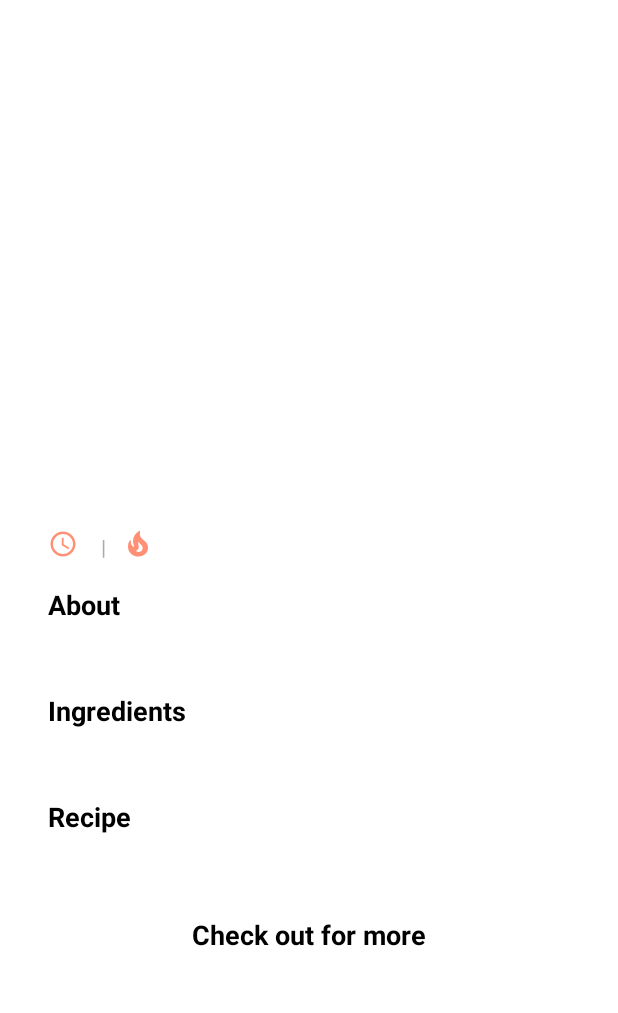
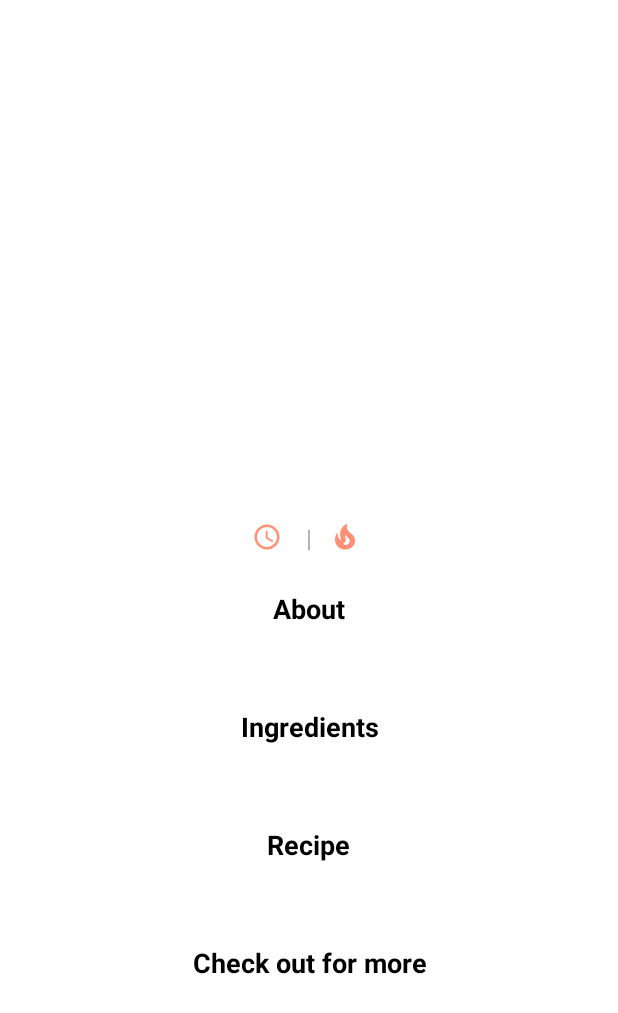
Before and after one commit to Random-Palico/COSC2657-android-assignment1, an Android app: the layout activity_recipe_detail.xml on its own in the app's theme, with its tools: preview values and no code run, on a phone screen of 412 x 824 dp. Shown: the top 1013 px of the screen. Run offline under Robolectric (Android 15) with nearby library versions, the phone set to English and light mode, and no system bars.

```diff
--- a/EasyCooking/app/src/main/java/com/example/easycooking/SplashActivity.java
+++ b/EasyCooking/app/src/main/java/com/example/easycooking/SplashActivity.java
@@ -9,6 +9,7 @@ import android.view.View;
 import android.view.inputmethod.InputMethodManager;
 import android.widget.Button;
 import android.widget.EditText;
+import android.widget.ImageButton;
 import android.widget.ProgressBar;
 import android.widget.Toast;
 
@@ -27,10 +28,10 @@ public class SplashActivity extends AppCompatActivity {
 
         ProgressBar progressBar = findViewById(R.id.progressBar);
         nameInput = findViewById(R.id.nameInput);
-        Button getStartedButton = findViewById(R.id.getStartedButton);
+        ImageButton getStartedButton = findViewById(R.id.getStartedButton);
 
         new Handler().postDelayed(() -> {
-            // Hide the progress bar and show the input box and button
+            // Hide progress bar and show input box and button
             progressBar.setVisibility(View.GONE);
             nameInput.setVisibility(View.VISIBLE);
             getStartedButton.setVisibility(View.VISIBLE);
--- a/EasyCooking/app/src/main/res/layout/activity_recipe_detail.xml
+++ b/EasyCooking/app/src/main/res/layout/activity_recipe_detail.xml
@@ -3,17 +3,15 @@
     xmlns:app="http://schemas.android.com/apk/res-auto"
     android:layout_width="match_parent"
     android:layout_height="match_parent"
-    android:background="@android:color/white"
-    android:padding="0dp">
+    android:background="@android:color/white">
 
     <LinearLayout
         android:id="@+id/main"
         android:layout_width="match_parent"
         android:layout_height="wrap_content"
-        android:orientation="vertical"
-        android:padding="16dp">
+        android:gravity="center_horizontal"
+        android:orientation="vertical">
 
-        <!-- Recipe image -->
         <androidx.cardview.widget.CardView
             android:layout_width="match_parent"
             android:layout_height="280dp"
@@ -32,25 +30,26 @@
             android:layout_width="match_parent"
             android:layout_height="wrap_content"
             android:background="@drawable/round_background"
+            android:gravity="center_horizontal"
             android:orientation="vertical"
-            android:padding="16dp">
+            android:padding="24dp">
 
             <!-- Recipe title -->
             <TextView
                 android:id="@+id/recipe_title"
                 android:layout_width="wrap_content"
                 android:layout_height="wrap_content"
-                android:layout_gravity="center_horizontal"
                 android:layout_marginTop="16dp"
+                android:gravity="center"
                 android:textColor="@android:color/black"
-                android:textSize="24sp"
+                android:textSize="26sp"
                 android:textStyle="bold" />
 
             <LinearLayout
                 android:layout_width="wrap_content"
                 android:layout_height="wrap_content"
                 android:layout_marginTop="8dp"
-                android:gravity="center_horizontal"
+                android:gravity="center"
                 android:orientation="horizontal">
 
                 <ImageView
@@ -63,6 +62,7 @@
                     android:id="@+id/recipe_time"
                     android:layout_width="wrap_content"
                     android:layout_height="wrap_content"
+                    android:gravity="center"
                     android:textColor="@android:color/darker_gray"
                     android:textSize="16sp" />
 
@@ -70,10 +70,11 @@
                 <TextView
                     android:layout_width="wrap_content"
                     android:layout_height="wrap_content"
-                    android:layout_marginStart="8dp"
-                    android:layout_marginEnd="8dp"
-                    android:text=" | "
-                    android:textColor="@android:color/darker_gray" />
+                    android:layout_marginStart="12dp"
+                    android:layout_marginEnd="12dp"
+                    android:text="|"
+                    android:textColor="@android:color/darker_gray"
+                    android:textSize="16sp" />
 
                 <ImageView
                     android:layout_width="20dp"
@@ -85,6 +86,7 @@
                     android:id="@+id/recipe_calories"
                     android:layout_width="wrap_content"
                     android:layout_height="wrap_content"
+                    android:gravity="center"
                     android:textColor="@android:color/darker_gray"
                     android:textSize="16sp" />
             </LinearLayout>
@@ -93,7 +95,8 @@
             <TextView
                 android:layout_width="wrap_content"
                 android:layout_height="wrap_content"
-                android:layout_marginTop="16dp"
+                android:layout_marginTop="24dp"
+                android:gravity="center"
                 android:text="About"
                 android:textColor="@android:color/black"
                 android:textSize="18sp"
@@ -104,6 +107,8 @@
                 android:layout_width="match_parent"
                 android:layout_height="wrap_content"
                 android:layout_marginTop="8dp"
+                android:gravity="center"
+                android:lineSpacingExtra="4dp"
                 android:textColor="@android:color/black"
                 android:textSize="16sp" />
 
@@ -111,7 +116,8 @@
             <TextView
                 android:layout_width="wrap_content"
                 android:layout_height="wrap_content"
-                android:layout_marginTop="16dp"
+                android:layout_marginTop="24dp"
+                android:gravity="center"
                 android:text="Ingredients"
                 android:textColor="@android:color/black"
                 android:textSize="18sp"
@@ -122,14 +128,16 @@
                 android:layout_width="match_parent"
                 android:layout_height="wrap_content"
                 android:layout_marginTop="8dp"
+                android:lineSpacingExtra="4dp"
                 android:textColor="@android:color/black"
                 android:textSize="16sp" />
 
-            <!-- Steps section -->
+            <!-- Recipe steps section -->
             <TextView
                 android:layout_width="wrap_content"
                 android:layout_height="wrap_content"
-                android:layout_marginTop="16dp"
+                android:layout_marginTop="24dp"
+                android:gravity="center"
                 android:text="Recipe"
                 android:textColor="@android:color/black"
                 android:textSize="18sp"
@@ -140,15 +148,17 @@
                 android:layout_width="match_parent"
                 android:layout_height="wrap_content"
                 android:layout_marginTop="8dp"
+                android:lineSpacingExtra="4dp"
                 android:textColor="@android:color/black"
                 android:textSize="16sp" />
 
+            <!--header -->
             <TextView
                 android:id="@+id/check_out_header"
                 android:layout_width="wrap_content"
                 android:layout_height="wrap_content"
-                android:layout_gravity="center_horizontal"
                 android:layout_marginTop="24dp"
+                android:gravity="center"
                 android:text="Check out for more"
                 android:textColor="@android:color/black"
                 android:textSize="18sp"
@@ -156,10 +166,10 @@
 
             <LinearLayout
                 android:id="@+id/more_links"
-                android:layout_width="match_parent"
+                android:layout_width="wrap_content"
                 android:layout_height="wrap_content"
                 android:layout_marginTop="8dp"
-                android:gravity="center_horizontal"
+                android:gravity="center"
                 android:orientation="vertical"></LinearLayout>
         </LinearLayout>
     </LinearLayout>
```
Also changed, not shown: EasyCooking/app/src/main/assets/recipes.json (+9 -9 lines), EasyCooking/app/src/main/java/com/example/easycooking/MainActivity.java (+41 -4 lines), EasyCooking/app/src/main/res/layout/activity_main.xml (+6 -3 lines), EasyCooking/app/src/main/res/layout/activity_splash.xml (+15 -28 lines), EasyCooking/app/src/main/res/layout/recipe_card_horizontal.xml (+5 -5 lines), EasyCooking/app/src/main/res/drawable/button_round.png.
